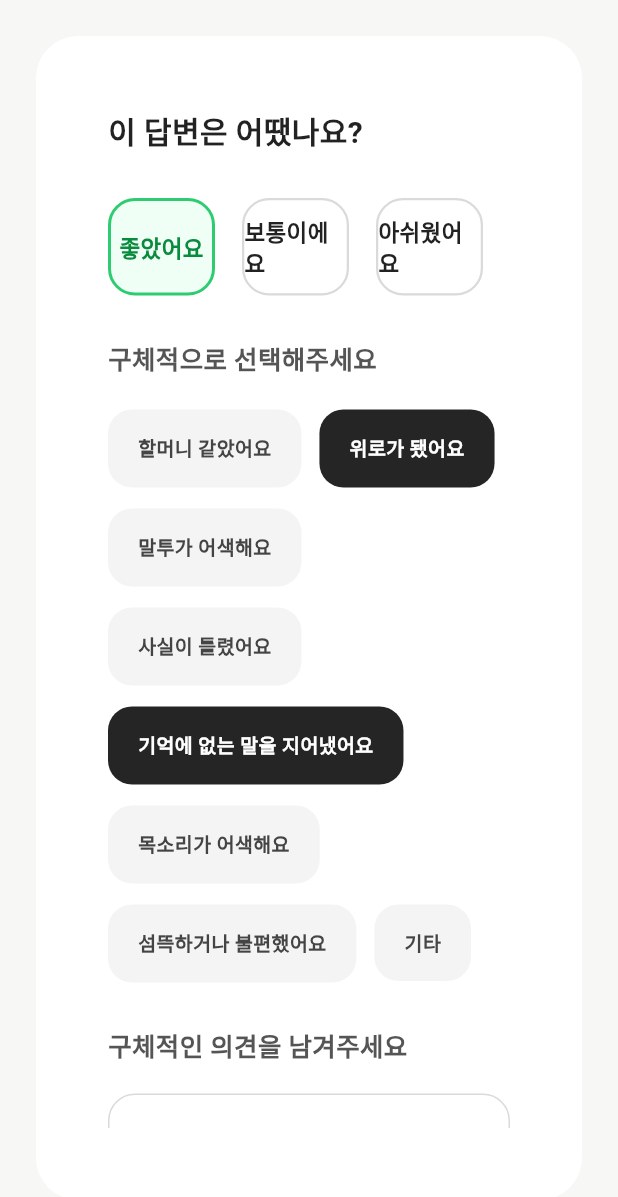
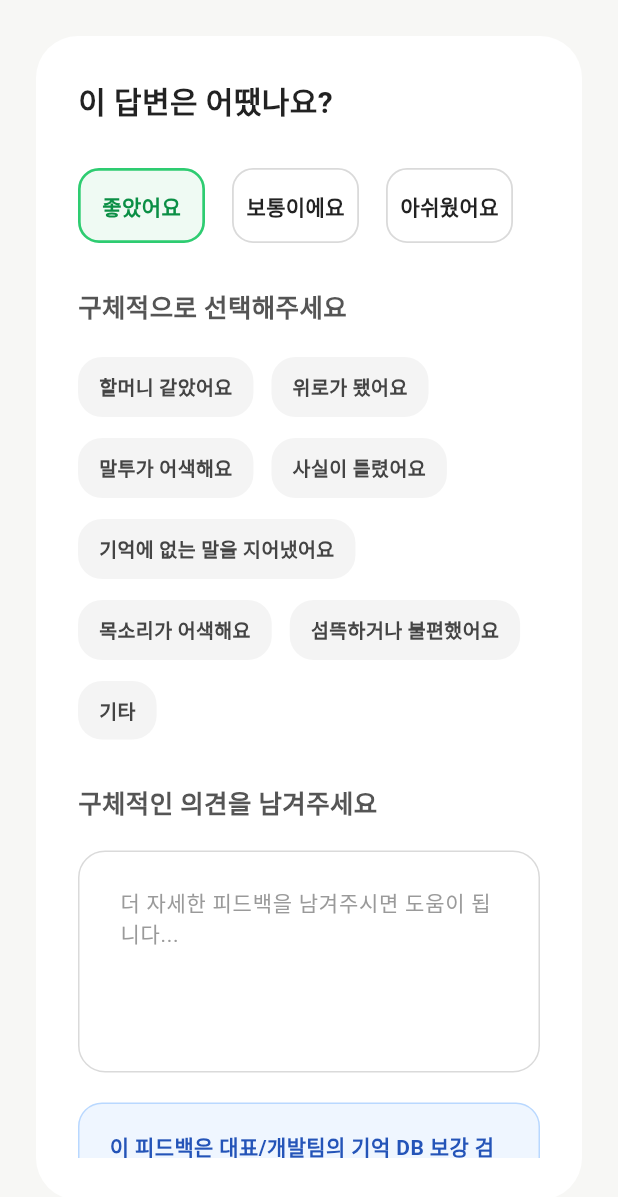
Before and after one commit to MediLux-TalkTo/TalkTo_PersonaAI_FE, a Flutter app: the _FeedbackModal widget shown alone on an empty page, opened directly, on a phone screen of 412 x 824 dp. Shown: the top 1197 px of the screen. Run offline on Flutter 3.47's test engine with Material 3 defaults, Android fonts, the phone set to English and light mode, and no system bars; Roboto replaces fonts that are missing (Pretendard).

Commit message:
fix/feedback modal

```diff
--- a/lib/features/chat/chat_page.dart
+++ b/lib/features/chat/chat_page.dart
@@ -711,10 +711,7 @@ class _FeedbackModalState extends State<_FeedbackModal> {
 
   String _selectedRating = '좋았어요';
 
-  final Set<String> _selectedTags = {
-    '위로가 됐어요',
-    '기억에 없는 말을 지어냈어요',
-  };
+  final Set<String> _selectedTags = {};
 
   final List<String> _ratings = [
     '좋았어요',
@@ -774,10 +771,10 @@ class _FeedbackModalState extends State<_FeedbackModal> {
       backgroundColor: Colors.transparent,
       child: ConstrainedBox(
         constraints: const BoxConstraints(
-          maxWidth: 760,
+          maxWidth: 520,
         ),
         child: Container(
-          padding: const EdgeInsets.all(48),
+          padding: const EdgeInsets.all(28),
           decoration: BoxDecoration(
             color: Colors.white,
             borderRadius: BorderRadius.circular(28),
@@ -873,7 +870,7 @@ class _FeedbackModalState extends State<_FeedbackModal> {
                     ),
                   ),
                 ),
-                const SizedBox(height: 38),
+                const SizedBox(height: 20),
                 Container(
                   width: double.infinity,
                   padding: const EdgeInsets.symmetric(
@@ -896,12 +893,12 @@ class _FeedbackModalState extends State<_FeedbackModal> {
                     ),
                   ),
                 ),
-                const SizedBox(height: 42),
+                const SizedBox(height: 20),
                 Row(
                   children: [
                     Expanded(
                       child: SizedBox(
-                        height: 65,
+                        height: 50,
                         child: ElevatedButton(
                           onPressed: _submitFeedback,
                           style: ElevatedButton.styleFrom(
@@ -924,7 +921,7 @@ class _FeedbackModalState extends State<_FeedbackModal> {
                     const SizedBox(width: 20),
                     Expanded(
                       child: SizedBox(
-                        height: 65,
+                        height: 50,
                         child: OutlinedButton(
                           onPressed: () => Navigator.pop(context),
                           style: OutlinedButton.styleFrom(
@@ -967,6 +964,44 @@ class _RatingButton extends StatelessWidget {
     required this.selected,
     required this.onTap,
   });
+  Color get _selectedBgColor {
+    switch (label) {
+      case '좋았어요':
+        return const Color(0xFFEFFAF3);
+      case '보통이에요':
+        return const Color(0xFFF3F3F3);
+      case '아쉬웠어요':
+        return const Color(0xFFFFF1F1);
+      default:
+        return Colors.white;
+    }
+  }
+
+  Color get _selectedBorderColor {
+    switch (label) {
+      case '좋았어요':
+        return const Color(0xFF2ECC71);
+      case '보통이에요':
+        return const Color(0xFF9E9E9E);
+      case '아쉬웠어요':
+        return const Color(0xFFE74C3C);
+      default:
+        return const Color(0xFFDADADA);
+    }
+  }
+
+  Color get _selectedTextColor {
+    switch (label) {
+      case '좋았어요':
+        return const Color(0xFF0B8F45);
+      case '보통이에요':
+        return const Color(0xFF555555);
+      case '아쉬웠어요':
+        return const Color(0xFFD93025);
+      default:
+        return const Color(0xFF222222);
+    }
+  }
 
   @override
   Widget build(BuildContext context) {
@@ -974,36 +1009,24 @@ class _RatingButton extends StatelessWidget {
 
     return InkWell(
       onTap: onTap,
-      borderRadius: BorderRadius.circular(18),
+      borderRadius: BorderRadius.circular(14),
       child: Container(
-        height: 65,
+        height: 50,
         alignment: Alignment.center,
         decoration: BoxDecoration(
-          color: selected
-              ? isPositive
-                  ? const Color(0xFFF0FFF6)
-                  : const Color(0xFFF5F5F5)
-              : Colors.white,
-          borderRadius: BorderRadius.circular(18),
+          color: selected ? _selectedBgColor : Colors.white,
+          borderRadius: BorderRadius.circular(14),
           border: Border.all(
-            color: selected
-                ? isPositive
-                    ? const Color(0xFF2ECC71)
-                    : const Color(0xFF222222)
-                : const Color(0xFFDADADA),
-            width: selected ? 2 : 1.5,
+            color: selected ? _selectedBorderColor : const Color(0xFFDADADA),
+            width: selected ? 1.8 : 1.2,
           ),
         ),
         child: Text(
           label,
           style: TextStyle(
-            fontSize: 15,
+            fontSize: 14,
             fontWeight: FontWeight.w700,
-            color: selected
-                ? isPositive
-                    ? const Color(0xFF098B3E)
-                    : const Color(0xFF222222)
-                : const Color(0xFF222222),
+            color: selected ? _selectedTextColor : const Color(0xFF222222),
           ),
         ),
       ),
@@ -1029,8 +1052,8 @@ class _FeedbackTagChip extends StatelessWidget {
       borderRadius: BorderRadius.circular(16),
       child: Container(
         padding: const EdgeInsets.symmetric(
-          horizontal: 20,
-          vertical: 16,
+          horizontal: 14,
+          vertical: 10,
         ),
         decoration: BoxDecoration(
           color: selected ? const Color(0xFF252525) : const Color(0xFFF4F4F4),
```
Also changed, not shown: lib/features/admin/admin_dashboard_page.dart (+231 -69 lines).
